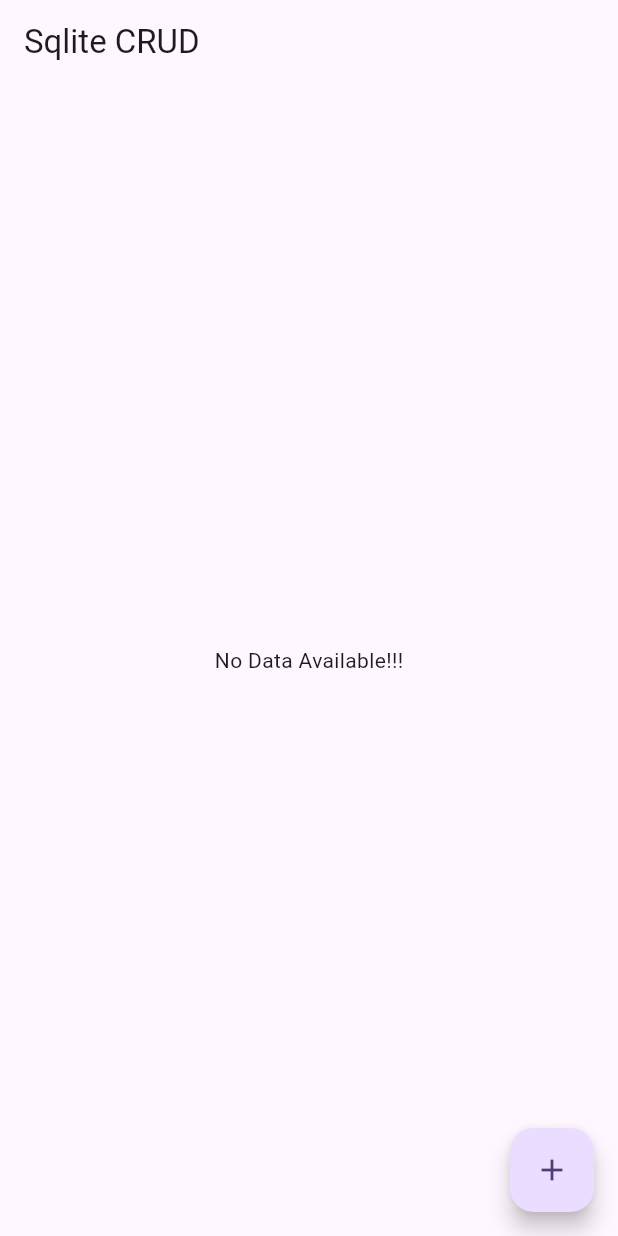
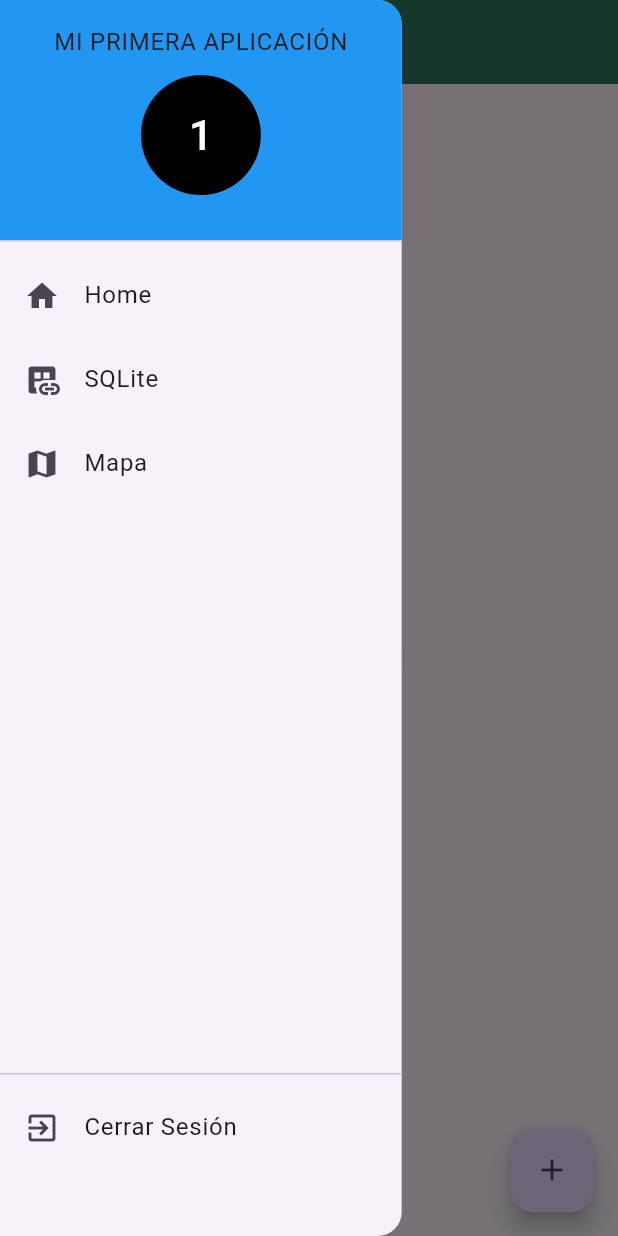
Before and after one commit to AleOrdaz/proyecto_clase, a Flutter app: the screen it shows after launch, with the side drawer open (before the commit the screen has no drawer), on a phone screen of 412 x 824 dp. Run offline on Flutter 3.47's test engine with Material 3 defaults, Android fonts, the phone set to English and light mode, and no system bars; our stand-ins replace sqflite_common_ffi; accounts and stored records are empty.

Commit message:
SQLite funcional

```diff
--- a/lib/sqlite.dart
+++ b/lib/sqlite.dart
@@ -41,35 +41,32 @@
       _descriptionController.text = existingData['description'];
     }
 
-    showModalBottomSheet(
+    //showModalBottomSheet(
+    showDialog(
       context: context,
-        elevation: 5,
-        isScrollControlled: true,
-        builder: (_) => Container(
-          padding: EdgeInsets.only(
-            top: 15,
-            left: 15,
-            right: 15,
-            bottom: MediaQuery.of(context).viewInsets.bottom + 120,
+      //elevation: 5,
+      //isScrollControlled: true,
+      builder: (_) => AlertDialog(
+        shape: const RoundedRectangleBorder(
+            borderRadius: BorderRadius.all(Radius.circular(26.0))
         ),
-          child: Column(
+        title: Text('Agregar nuevo dato'),
+        content: Column(
           mainAxisSize: MainAxisSize.min,
           crossAxisAlignment: CrossAxisAlignment.end,
           children: [
-              TextField(
+            TextFormField(
               controller: _titleController,
               decoration: const InputDecoration(hintText: 'Title'),
             ),
             const SizedBox(
               height: 10,
             ),
-              TextField(
+            TextFormField(
               controller: _descriptionController,
               decoration: const InputDecoration(hintText: 'Description'),
             ),
-              const SizedBox(
-                height: 20,
-              ),
+            const SizedBox(height: 20,),
             ElevatedButton(
               onPressed: () async {
                 // Save new data
@@ -92,7 +89,8 @@
             )
           ],
         ),
-        ));
+      ),
+    );
   }
 
 // Insert a new data to the database
@@ -121,15 +119,85 @@
 
   @override
   Widget build(BuildContext context) {
+    final size = MediaQuery.of(context).size;
+
     return Scaffold(
       appBar: AppBar(
-        title: const Text('Sqlite CRUD'),
+        backgroundColor: const Color(0xFF32775D),
+        title: const Text(
+          'Sqlite CRUD', style: TextStyle(fontWeight: FontWeight.w700),
         ),
-      body: _isLoading
-          ? const Center(
+      ),
+      drawer: Drawer(
+        elevation: 10,
+        width: size.width * 0.65,
+        child: ListView(
+          // Important: Remove any padding from the ListView.
+          padding: EdgeInsets.zero,
+          children: [
+            const DrawerHeader(
+                decoration: BoxDecoration(
+                  color: Colors.blue,
+                ),
+                child: Column(
+                  mainAxisSize: MainAxisSize.min,
+                  children: [
+                    Text('MI PRIMERA APLICACIÓN'),
+                    Padding(
+                      padding: EdgeInsets.all(10),
+                      child: CircleAvatar(
+                        backgroundColor: Colors.black,
+                        radius: 40,
+                        child: Text(
+                          '1', style: TextStyle(color: Colors.white, fontSize: 28),
+                        ),
+                      ),
+                    ),
+                  ],
+                )
+            ),
+            ListTile(
+              title: const Text('Home'),
+              leading: const Icon(Icons.home),
+              onTap: () {
+                // Update the state of the app.
+                // ...
+              },
+            ),
+            ListTile(
+              title: const Text('SQLite'),
+              leading: const Icon(Icons.dataset_linked),
+              onTap: () {
+                // Update the state of the app.
+                // ...
+              },
+            ),
+            ListTile(
+              title: const Text('Mapa'),
+              leading: const Icon(Icons.map),
+              onTap: () {
+                // Update the state of the app.
+                // ...
+              },
+            ),
+            SizedBox(height: size.height * 0.45,),
+            const Divider(),
+            ListTile(
+              title: const Text('Cerrar Sesión'),
+              leading: const Icon(Icons.exit_to_app),
+              onTap: () {
+                // Update the state of the app.
+                // ...
+              },
+            ),
+          ],
+        ),
+      ),
+      body: _isLoading ? const Center(
         child: CircularProgressIndicator(),
-      )
-          : myData.isEmpty?const Center(child:  Text("No Data Available!!!")):  ListView.builder(
+      ) : myData.isEmpty ? const Center(
+          child:  Text("No Data Available!!!")
+      ) : ListView.builder(
         itemCount: myData.length,
         itemBuilder: (context, index) => Card(
           color:index%2==0?Colors.green: Colors.green[200],
@@ -147,12 +215,12 @@
                   ),
                   IconButton(
                     icon: const Icon(Icons.delete),
-                      onPressed: () =>
-                          deleteItem(myData[index]['id']),
+                    onPressed: () => deleteItem(myData[index]['id']),
                   ),
                 ],
               ),
-              )),
+            ),
+          ),
         ),
       ),
       floatingActionButton: FloatingActionButton(
```
Lines whose indentation alone changed are shown as unchanged.
